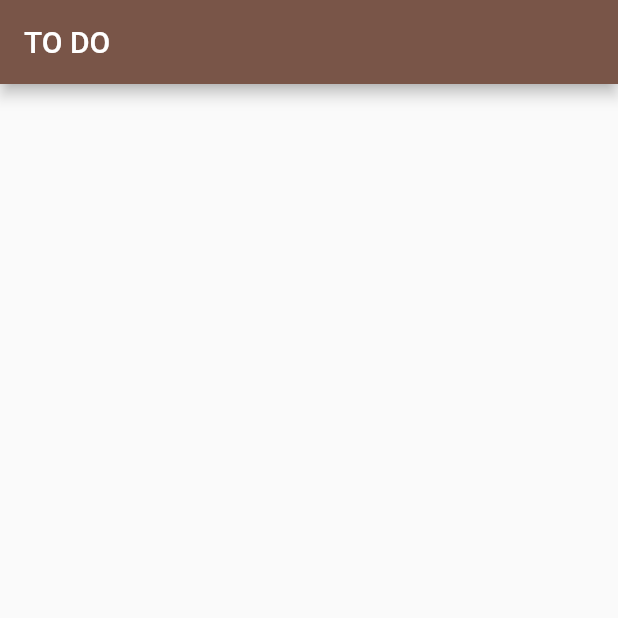
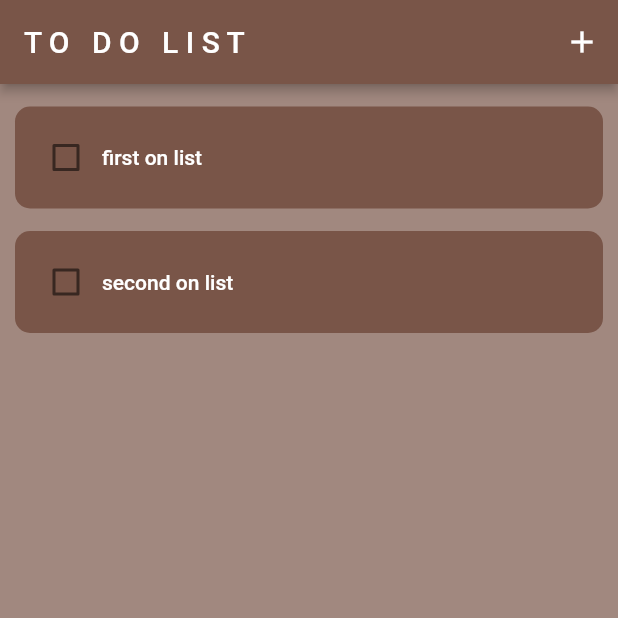
Before and after one commit to Danielogbebor/my_todo_app, a Flutter app: the screen it shows after launch, on a phone screen of 412 x 824 dp, the top half of it. Run offline on Flutter 3.47's test engine with Material 2 defaults, Android fonts, the phone set to English and light mode, and no system bars.

Commit message:
todolist ui created

```diff
--- a/lib/homepage.dart
+++ b/lib/homepage.dart
@@ -1,13 +1,52 @@
 import 'package:flutter/material.dart';
+import 'package:my_todo_app/todolist.dart';
 
-class HomePage extends StatelessWidget {
-  const HomePage({super.key});
+class HomePage extends StatefulWidget {
+  HomePage({super.key});
+
+  @override
+  State<HomePage> createState() => _HomePageState();
+}
+
+class _HomePageState extends State<HomePage> {
+  List toDoList = [
+    ['first on list', false],
+    ['second on list', false]
+  ];
+
+  void checkTheBox(bool? value, index) {
+    setState(() {
+      toDoList[index][1] = !toDoList[index][1];
+    });
+  }
 
   @override
   Widget build(BuildContext context) {
     return Scaffold(
+      backgroundColor: Colors.brown.shade300,
       appBar: AppBar(
-        title: Text("TO DO "),
+        title: Text("T O   D O   L I S T"),
+        elevation: 3,
+        actions: [
+          IconButton(
+            onPressed: () {
+              print("add");
+            },
+            icon: Icon(Icons.add, color: Colors.white),
+          )
+        ],
+      ),
+      body: ListView.builder(
+        itemCount: toDoList.length,
+        itemBuilder: (context, index) {
+          return ToDoLIst(
+            onChanged: (value) {
+              checkTheBox(value, index);
+            },
+            task: toDoList[index][0],
+            value: toDoList[index][1],
+          );
+        },
       ),
     );
   }
--- a/lib/main.dart
+++ b/lib/main.dart
@@ -15,6 +15,6 @@ class MyApp extends StatelessWidget {
         debugShowCheckedModeBanner: false,
         title: 'To Do App',
         theme: ThemeData(primarySwatch: Colors.brown),
-        home: const HomePage());
+        home: HomePage());
   }
 }
--- /dev/null
+++ b/lib/todolist.dart
@@ -0,0 +1,43 @@
+import 'package:flutter/material.dart';
+
+class ToDoLIst extends StatelessWidget {
+  Function(bool?)? onChanged;
+  final bool value;
+  final String task;
+
+  ToDoLIst(
+      {super.key,
+      required this.onChanged,
+      required this.value,
+      required this.task});
+
+  @override
+  Widget build(BuildContext context) {
+    return Padding(
+      padding: EdgeInsets.only(right: 10, left: 10, top: 15),
+      child: Container(
+        decoration: BoxDecoration(
+          borderRadius: BorderRadius.circular(10),
+          color: Colors.brown,
+        ),
+        padding: EdgeInsets.only(right: 10, left: 10, top: 10, bottom: 10),
+        child: Row(
+          children: [
+            Checkbox(
+              value: value,
+              onChanged: onChanged,
+            ),
+            Text(
+              task,
+              style: TextStyle(
+                  fontWeight: FontWeight.w500,
+                  color: Colors.white,
+                  decoration:
+                      value ? TextDecoration.lineThrough : TextDecoration.none),
+            ),
+          ],
+        ),
+      ),
+    );
+  }
+}
```
